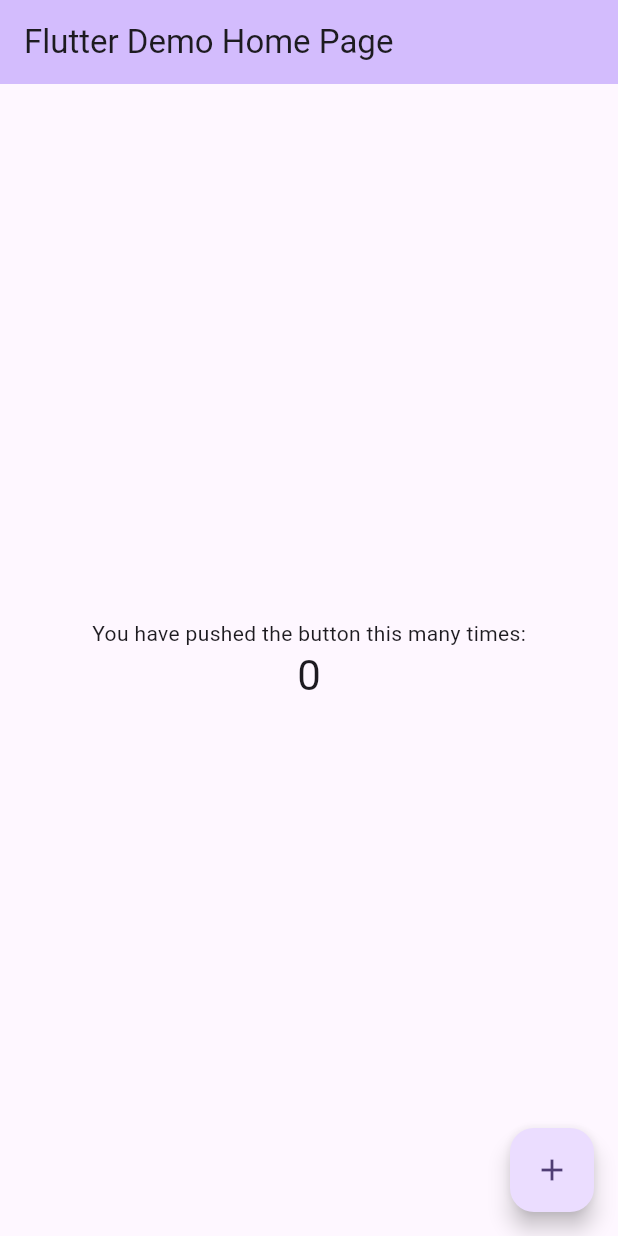
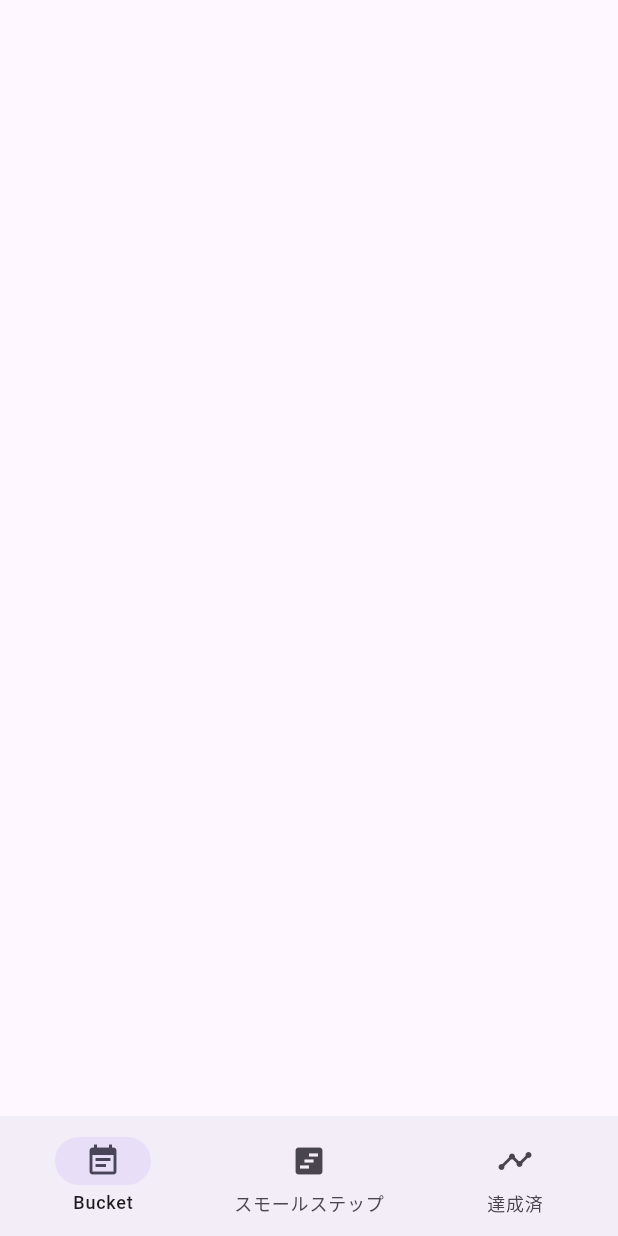
Before and after one commit to Nishi05/bucket_list, a Flutter app: the screen it shows after launch, on a phone screen of 412 x 824 dp. Run offline on Flutter 3.47's test engine with Material 3 defaults, Android fonts, the phone set to English and light mode, and no system bars; our stand-ins replace go_router, hooks_riverpod, riverpod_annotation; generated files the repository leaves out were written again.

Commit message:
add router and bottom navigation

```diff
--- /dev/null
+++ b/lib/common/router_provider.dart
@@ -0,0 +1,63 @@
+import 'package:bucket_list/common/widgets/bottom_navigation.dart';
+import 'package:flutter/material.dart';
+import 'package:go_router/go_router.dart';
+import 'package:riverpod_annotation/riverpod_annotation.dart';
+
+part 'router_provider.g.dart';
+
+final _key = GlobalKey<NavigatorState>();
+
+@riverpod
+GoRouter router(RouterRef ref) {
+  return GoRouter(
+    navigatorKey: _key,
+    debugLogDiagnostics: true,
+    initialLocation: '/bucket',
+    routes: [
+      StatefulShellRoute.indexedStack(
+        parentNavigatorKey: _key,
+        pageBuilder: (context, state, navigationShell) {
+          return NoTransitionPage(
+            child: BottomNavigation(navigationShell: navigationShell),
+          );
+        },
+        branches: [
+          StatefulShellBranch(
+            routes: [
+              GoRoute(
+                path: '/bucket',
+                pageBuilder: (context, state) {
+                  return const NoTransitionPage(
+                    child: SizedBox(),
+                  );
+                },
+              ),
+            ],
+          ),
+          StatefulShellBranch(
+            routes: [
+              GoRoute(
+                path: '/small-step',
+                pageBuilder: (context, state) {
+                  return const NoTransitionPage(
+                    child: SizedBox(),
+                  );
+                },
+              ),
+            ],
+          ),
+          StatefulShellBranch(
+            routes: [
+              GoRoute(
+                path: '/completed',
+                builder: (context, state) {
+                  return const SizedBox();
+                },
+              ),
+            ],
+          ),
+        ],
+      ),
+    ],
+  );
+}
--- /dev/null
+++ b/lib/common/widgets/bottom_navigation.dart
@@ -0,0 +1,35 @@
+import 'package:flutter/material.dart';
+import 'package:go_router/go_router.dart';
+
+class BottomNavigation extends StatelessWidget {
+  const BottomNavigation({
+    super.key,
+    required this.navigationShell,
+  });
+
+  final StatefulNavigationShell navigationShell;
+
+  void _goBranch(int index) {
+    navigationShell.goBranch(
+      index,
+      initialLocation: index == navigationShell.currentIndex,
+    );
+  }
+
+  @override
+  Widget build(BuildContext context) {
+    return Scaffold(
+      body: navigationShell,
+      bottomNavigationBar: NavigationBar(
+        selectedIndex: navigationShell.currentIndex,
+        destinations: const [
+          NavigationDestination(label: 'Bucket', icon: Icon(Icons.event_note)),
+          NavigationDestination(
+              label: 'スモールステップ', icon: Icon(Icons.view_timeline)),
+          NavigationDestination(label: '達成済', icon: Icon(Icons.timeline)),
+        ],
+        onDestinationSelected: _goBranch,
+      ),
+    );
+  }
+}
--- a/lib/main.dart
+++ b/lib/main.dart
@@ -1,125 +1,22 @@
+import 'package:bucket_list/common/router_provider.dart';
 import 'package:flutter/material.dart';
+import 'package:hooks_riverpod/hooks_riverpod.dart';
 
 void main() {
-  runApp(const MyApp());
+  runApp(const ProviderScope(child: MyApp()));
 }
 
-class MyApp extends StatelessWidget {
+class MyApp extends ConsumerWidget {
   const MyApp({super.key});
 
-  // This widget is the root of your application.
   @override
-  Widget build(BuildContext context) {
-    return MaterialApp(
-      title: 'Flutter Demo',
-      theme: ThemeData(
-        // This is the theme of your application.
-        //
-        // TRY THIS: Try running your application with "flutter run". You'll see
-        // the application has a purple toolbar. Then, without quitting the app,
-        // try changing the seedColor in the colorScheme below to Colors.green
-        // and then invoke "hot reload" (save your changes or press the "hot
-        // reload" button in a Flutter-supported IDE, or press "r" if you used
-        // the command line to start the app).
-        //
-        // Notice that the counter didn't reset back to zero; the application
-        // state is not lost during the reload. To reset the state, use hot
-        // restart instead.
-        //
-        // This works for code too, not just values: Most code changes can be
-        // tested with just a hot reload.
-        colorScheme: ColorScheme.fromSeed(seedColor: Colors.deepPurple),
-        useMaterial3: true,
-      ),
-      home: const MyHomePage(title: 'Flutter Demo Home Page'),
+  Widget build(BuildContext context, WidgetRef ref) {
+    final router = ref.watch(routerProvider);
+    return MaterialApp.router(
+      routeInformationParser: router.routeInformationParser,
+      routerDelegate: router.routerDelegate,
+      routeInformationProvider: router.routeInformationProvider,
+      title: 'Bucket List',
     );
   }
 }
-
-class MyHomePage extends StatefulWidget {
-  const MyHomePage({super.key, required this.title});
-
-  // This widget is the home page of your application. It is stateful, meaning
-  // that it has a State object (defined below) that contains fields that affect
-  // how it looks.
-
-  // This class is the configuration for the state. It holds the values (in this
-  // case the title) provided by the parent (in this case the App widget) and
-  // used by the build method of the State. Fields in a Widget subclass are
-  // always marked "final".
-
-  final String title;
-
-  @override
-  State<MyHomePage> createState() => _MyHomePageState();
-}
-
-class _MyHomePageState extends State<MyHomePage> {
-  int _counter = 0;
-
-  void _incrementCounter() {
-    setState(() {
-      // This call to setState tells the Flutter framework that something has
-      // changed in this State, which causes it to rerun the build method below
-      // so that the display can reflect the updated values. If we changed
-      // _counter without calling setState(), then the build method would not be
-      // called again, and so nothing would appear to happen.
-      _counter++;
-    });
-  }
-
-  @override
-  Widget build(BuildContext context) {
-    // This method is rerun every time setState is called, for instance as done
-    // by the _incrementCounter method above.
-    //
-    // The Flutter framework has been optimized to make rerunning build methods
-    // fast, so that you can just rebuild anything that needs updating rather
-    // than having to individually change instances of widgets.
-    return Scaffold(
-      appBar: AppBar(
-        // TRY THIS: Try changing the color here to a specific color (to
-        // Colors.amber, perhaps?) and trigger a hot reload to see the AppBar
-        // change color while the other colors stay the same.
-        backgroundColor: Theme.of(context).colorScheme.inversePrimary,
-        // Here we take the value from the MyHomePage object that was created by
-        // the App.build method, and use it to set our appbar title.
-        title: Text(widget.title),
-      ),
-      body: Center(
-        // Center is a layout widget. It takes a single child and positions it
-        // in the middle of the parent.
-        child: Column(
-          // Column is also a layout widget. It takes a list of children and
-          // arranges them vertically. By default, it sizes itself to fit its
-          // children horizontally, and tries to be as tall as its parent.
-          //
-          // Column has various properties to control how it sizes itself and
-          // how it positions its children. Here we use mainAxisAlignment to
-          // center the children vertically; the main axis here is the vertical
-          // axis because Columns are vertical (the cross axis would be
-          // horizontal).
-          //
-          // TRY THIS: Invoke "debug painting" (choose the "Toggle Debug Paint"
-          // action in the IDE, or press "p" in the console), to see the
-          // wireframe for each widget.
-          mainAxisAlignment: MainAxisAlignment.center,
-          children: <Widget>[
-            const Text(
-              'You have pushed the button this many times:',
-            ),
-            Text(
-              '$_counter',
-              style: Theme.of(context).textTheme.headlineMedium,
-            ),
-          ],
-        ),
-      ),
-      floatingActionButton: FloatingActionButton(
-        onPressed: _incrementCounter,
-        tooltip: 'Increment',
-        child: const Icon(Icons.add),
-      ), // This trailing comma makes auto-formatting nicer for build methods.
-    );
-  }
-}
```
Also changed, not shown: pubspec.yaml (+13 -0 lines), lib/common/router_provider.g.dart (added), pubspec.lock.
